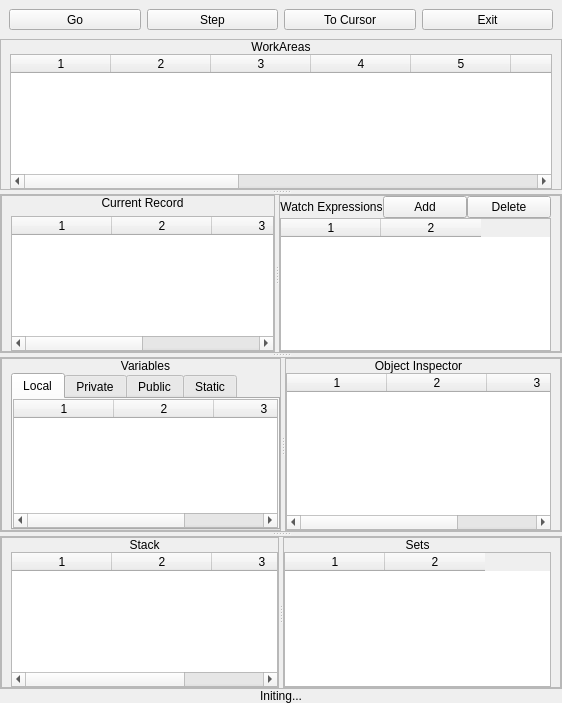
Above: hbide/debugger.ui from FiveTechSoft/qtcontribs before the change. Below: the same form after it.
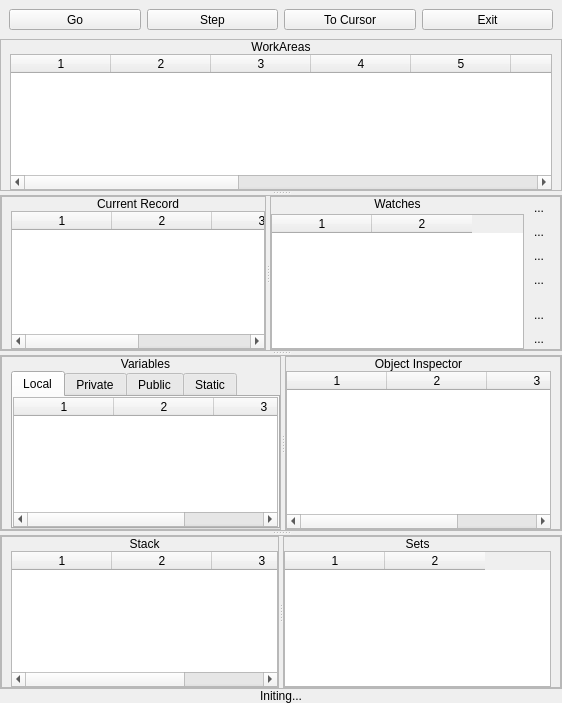
That is the form after the change. Icons and pictures are not drawn.

```diff
--- a/hbide/debugger.ui
+++ b/hbide/debugger.ui
@@ -191,6 +191,9 @@
            <enum>QFrame::Raised</enum>
           </property>
           <layout class="QVBoxLayout" name="verticalLayout_6">
+           <property name="spacing">
+            <number>0</number>
+           </property>
            <property name="leftMargin">
             <number>9</number>
            </property>
@@ -245,9 +248,9 @@
           <property name="frameShadow">
            <enum>QFrame::Raised</enum>
           </property>
-          <layout class="QVBoxLayout" name="verticalLayout_8">
+          <layout class="QHBoxLayout" name="horizontalLayout">
            <property name="spacing">
-            <number>0</number>
+            <number>3</number>
            </property>
            <property name="leftMargin">
             <number>0</number>
@@ -255,18 +258,18 @@
            <property name="topMargin">
             <number>0</number>
            </property>
+           <property name="rightMargin">
+            <number>9</number>
+           </property>
            <property name="bottomMargin">
             <number>0</number>
            </property>
            <item>
-            <layout class="QHBoxLayout" name="horizontalLayout_4">
-             <property name="topMargin">
-              <number>0</number>
-             </property>
+            <layout class="QVBoxLayout" name="verticalLayout_7">
              <item>
               <widget class="QLabel" name="labelWatchExpressions">
                <property name="text">
-                <string>Watch Expressions</string>
+                <string>Watches</string>
                </property>
                <property name="alignment">
                 <set>Qt::AlignCenter</set>
@@ -274,29 +277,146 @@
               </widget>
              </item>
              <item>
-              <widget class="QPushButton" name="btnAddExpression">
-               <property name="text">
-                <string>Add</string>
+              <widget class="QTableWidget" name="tableWatchExpressions">
+               <property name="columnCount">
+                <number>2</number>
                </property>
-              </widget>
-             </item>
-             <item>
-              <widget class="QPushButton" name="btnDeleteExpression">
-               <property name="text">
-                <string>Delete</string>
-               </property>
+               <column/>
+               <column/>
               </widget>
              </item>
             </layout>
            </item>
            <item>
-            <widget class="QTableWidget" name="tableWatchExpressions">
-             <property name="columnCount">
-              <number>2</number>
-             </property>
-             <column/>
-             <column/>
-            </widget>
+            <layout class="QVBoxLayout" name="verticalLayout_8">
+             <item>
+              <widget class="QToolButton" name="btnPasteWatch">
+               <property name="focusPolicy">
+                <enum>Qt::NoFocus</enum>
+               </property>
+               <property name="toolTip">
+                <string>Paste Selected Text As A Watch</string>
+               </property>
+               <property name="text">
+                <string>...</string>
+               </property>
+               <property name="icon">
+                <iconset resource="hbide.qrc">
+                 <normaloff>:/resources/paste.png</normaloff>:/resources/paste.png</iconset>
+               </property>
+               <property name="autoRaise">
+                <bool>true</bool>
+               </property>
+              </widget>
+             </item>
+             <item>
+              <widget class="QToolButton" name="btnAddWatch">
+               <property name="focusPolicy">
+                <enum>Qt::NoFocus</enum>
+               </property>
+               <property name="toolTip">
+                <string>Add New Watch</string>
+               </property>
+               <property name="text">
+                <string>...</string>
+               </property>
+               <property name="icon">
+                <iconset resource="hbide.qrc">
+                 <normaloff>:/resources/dc_plus.png</normaloff>:/resources/dc_plus.png</iconset>
+               </property>
+               <property name="autoRaise">
+                <bool>true</bool>
+               </property>
+              </widget>
+             </item>
+             <item>
+              <widget class="QToolButton" name="btnSaveWatches">
+               <property name="toolTip">
+                <string>Save Watches in Disk File</string>
+               </property>
+               <property name="text">
+                <string>...</string>
+               </property>
+               <property name="icon">
+                <iconset resource="hbide.qrc">
+                 <normaloff>:/resources/save.png</normaloff>:/resources/save.png</iconset>
+               </property>
+               <property name="autoRaise">
+                <bool>true</bool>
+               </property>
+              </widget>
+             </item>
+             <item>
+              <widget class="QToolButton" name="btnRestWatches">
+               <property name="focusPolicy">
+                <enum>Qt::NoFocus</enum>
+               </property>
+               <property name="toolTip">
+                <string>Restore Saved Watches</string>
+               </property>
+               <property name="text">
+                <string>...</string>
+               </property>
+               <property name="icon">
+                <iconset resource="hbide.qrc">
+                 <normaloff>:/resources/redo.png</normaloff>:/resources/redo.png</iconset>
+               </property>
+               <property name="autoRaise">
+                <bool>true</bool>
+               </property>
+              </widget>
+             </item>
+             <item>
+              <spacer name="verticalSpacer">
+               <property name="orientation">
+                <enum>Qt::Vertical</enum>
+               </property>
+               <property name="sizeHint" stdset="0">
+                <size>
+                 <width>20</width>
+                 <height>40</height>
+                </size>
+               </property>
+              </spacer>
+             </item>
+             <item>
+              <widget class="QToolButton" name="btnDeleteWatch">
+               <property name="toolTip">
+                <string>Delete Selected Watch</string>
+               </property>
+               <property name="text">
+                <string>...</string>
+               </property>
+               <property name="icon">
+                <iconset resource="hbide.qrc">
+                 <normaloff>:/resources/dc_delete.png</normaloff>:/resources/dc_delete.png</iconset>
+               </property>
+               <property name="autoRaise">
+                <bool>true</bool>
+               </property>
+              </widget>
+             </item>
+             <item>
+              <widget class="QToolButton" name="btnClearWatches">
+               <property name="focusPolicy">
+                <enum>Qt::NoFocus</enum>
+               </property>
+               <property name="toolTip">
+                <string>Clear All Watches</string>
+               </property>
+               <property name="text">
+                <string>...</string>
+               </property>
+               <property name="icon">
+                <iconset resource="hbide.qrc">
+                 <normaloff>:/resources/clean.png</normaloff>:/resources/clean.png</iconset>
+               </property>
+               <property name="autoRaise">
+                <bool>true</bool>
+               </property>
+              </widget>
+             </item>
+            </layout>
            </item>
           </layout>
          </widget>
```
Left out of the diff: 4 changed lines with no effect on the pictures.
